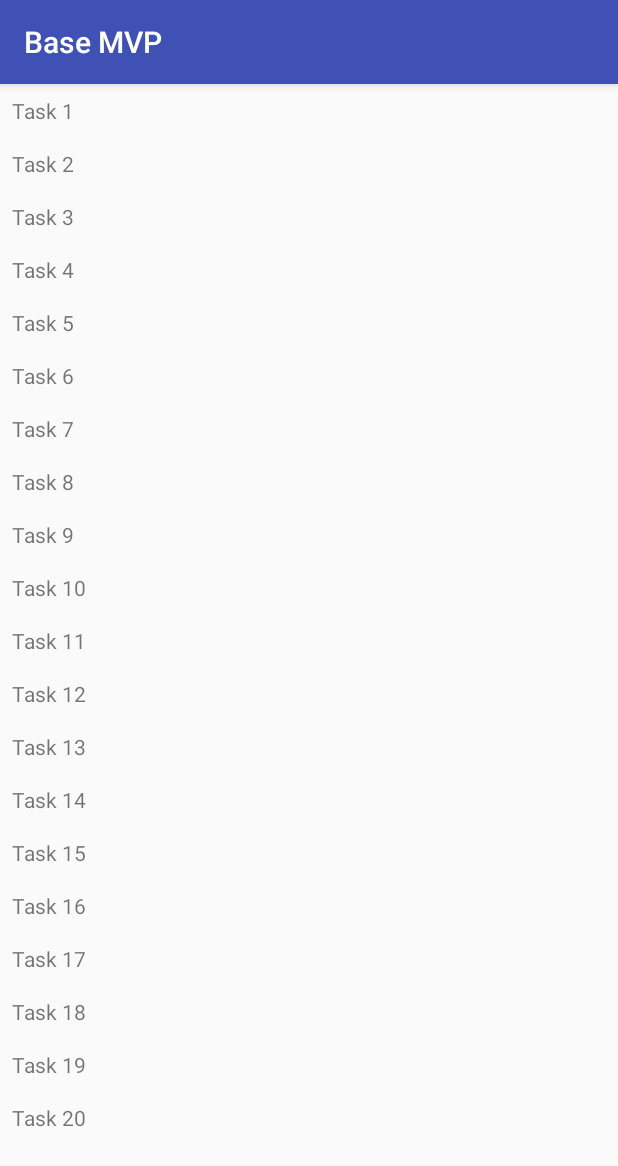
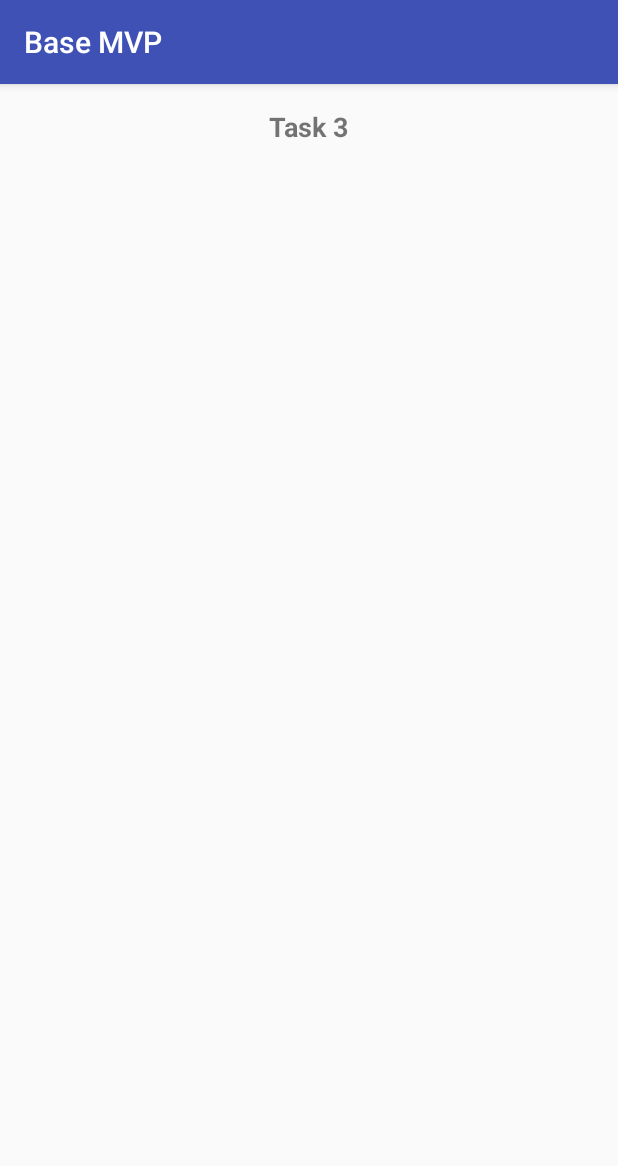
Before and after one commit to JulienArzul/BaseMVP, an Android app: the screen it shows after launch (TaskListActivity before the commit, TaskDetailsActivity after it), after a tap on an icon or button, on a phone screen of 412 x 824 dp. Shown: the top 1166 px of the screen. Run offline under Robolectric (Android 15) with nearby library versions, the phone set to English and light mode, and no system bars.

Commit message:
Feat:(Task Details) Added task details screen -- as a Fragment

```diff
--- a/sample/src/main/AndroidManifest.xml
+++ b/sample/src/main/AndroidManifest.xml
@@ -16,6 +16,9 @@
             </intent-filter>
         </activity>
 
+        <activity android:name=".taskDetails.TaskDetailsActivity">
+        </activity>
+
     </application>
 
 </manifest>
--- a/sample/src/main/java/com/julienarzul/basemvp/sample/model/Task.java
+++ b/sample/src/main/java/com/julienarzul/basemvp/sample/model/Task.java
@@ -1,13 +1,26 @@
 package com.julienarzul.basemvp.sample.model;
+
+import android.os.Parcel;
+import android.os.Parcelable;
 
 /**
  * Copyright @ Julien Arzul 2016
  */
 
-public class Task {
+public class Task implements Parcelable {
 
+    public static final Creator<Task> CREATOR = new Creator<Task>() {
+        @Override
+        public Task createFromParcel(Parcel in) {
+            return new Task(in);
+        }
+
+        @Override
+        public Task[] newArray(int size) {
+            return new Task[size];
+        }
+    };
     private final int taskId;
-
     private final String taskDescription;
 
     public Task(int taskId, String taskDescription) {
@@ -15,7 +28,23 @@ public class Task {
         this.taskDescription = taskDescription;
     }
 
+    private Task(Parcel in) {
+        this.taskId = in.readInt();
+        this.taskDescription = in.readString();
+    }
+
     public String taskDescription() {
         return taskDescription;
     }
+
+    @Override
+    public int describeContents() {
+        return 0;
+    }
+
+    @Override
+    public void writeToParcel(Parcel dest, int flags) {
+        dest.writeInt(this.taskId);
+        dest.writeString(this.taskDescription);
+    }
 }
--- /dev/null
+++ b/sample/src/main/java/com/julienarzul/basemvp/sample/taskDetails/TaskDetailsActivity.java
@@ -0,0 +1,48 @@
+package com.julienarzul.basemvp.sample.taskDetails;
+
+import android.content.Context;
+import android.content.Intent;
+import android.os.Bundle;
+import android.support.annotation.NonNull;
+import android.support.annotation.Nullable;
+import android.support.v7.app.AppCompatActivity;
+
+import com.julienarzul.basemvp.sample.R;
+import com.julienarzul.basemvp.sample.model.Task;
+
+/**
+ * Copyright @ Julien Arzul 2017
+ */
+
+public class TaskDetailsActivity extends AppCompatActivity {
+
+    private static final String TASK_EXTRA_KEY = "com.julienarzul.basemvp.sample.taskDetails.TaskDetailsActivity.task";
+
+    public static Intent getStartingIntent(Context context, @NonNull Task task) {
+        Intent intent = new Intent(context, TaskDetailsActivity.class);
+
+        intent.putExtra(TASK_EXTRA_KEY, task);
+
+        return intent;
+    }
+
+    @Override
+    protected void onCreate(@Nullable Bundle savedInstanceState) {
+        super.onCreate(savedInstanceState);
+
+        this.setContentView(R.layout.activity_task_details);
+
+        if (savedInstanceState == null) {
+            Intent intent = this.getIntent();
+            if (intent.hasExtra(TASK_EXTRA_KEY)) {
+                Task task = intent.getParcelableExtra(TASK_EXTRA_KEY);
+
+                this.getSupportFragmentManager().beginTransaction()
+                        .add(R.id.task_details_container, TaskDetailsFragment.newInstance(task))
+                        .commit();
+            } else {
+                throw new IllegalArgumentException("Activity must be started with a task!");
+            }
+        }
+    }
+}
--- /dev/null
+++ b/sample/src/main/java/com/julienarzul/basemvp/sample/taskDetails/TaskDetailsContract.java
@@ -0,0 +1,18 @@
+package com.julienarzul.basemvp.sample.taskDetails;
+
+import com.julienarzul.basemvp.MvpContract;
+
+/**
+ * Copyright @ Julien Arzul 2017
+ */
+
+interface TaskDetailsContract {
+
+    interface View extends MvpContract.View {
+
+    }
+
+    interface Presenter extends MvpContract.Presenter<View> {
+
+    }
+}
--- /dev/null
+++ b/sample/src/main/java/com/julienarzul/basemvp/sample/taskDetails/TaskDetailsFragment.java
@@ -0,0 +1,59 @@
+package com.julienarzul.basemvp.sample.taskDetails;
+
+import android.os.Bundle;
+import android.support.annotation.Nullable;
+import android.view.LayoutInflater;
+import android.view.View;
+import android.view.ViewGroup;
+import android.widget.TextView;
+
+import com.julienarzul.basemvp.MvpFragment;
+import com.julienarzul.basemvp.sample.R;
+import com.julienarzul.basemvp.sample.model.Task;
+
+/**
+ * Created by Julien Arzul on 7/2/17.
+ * Copyright @ ZenPark 2017
+ */
+
+public class TaskDetailsFragment extends MvpFragment<TaskDetailsContract.Presenter> implements TaskDetailsContract.View {
+
+    private static final String TASK_BUNDLE_KEY = "com.julienarzul.basemvp.sample.taskDetails.TaskDetailsFragment.task";
+
+    public static TaskDetailsFragment newInstance(Task task) {
+        Bundle args = new Bundle();
+        args.putParcelable(TASK_BUNDLE_KEY, task);
+
+        TaskDetailsFragment fragment = new TaskDetailsFragment();
+        fragment.setArguments(args);
+        return fragment;
+    }
+
+    @Override
+    protected TaskDetailsContract.Presenter createPresenter() {
+        return new TaskDetailsPresenter();
+    }
+
+    @Override
+    public void onViewCreated(View view, @Nullable Bundle savedInstanceState) {
+        super.onViewCreated(view, savedInstanceState);
+
+        Bundle arguments = this.getArguments();
+        if (arguments.containsKey(TASK_BUNDLE_KEY)) {
+            Task task = arguments.getParcelable(TASK_BUNDLE_KEY);
+
+            if (task != null) {
+                TextView taskDescriptionTextView = (TextView) view.findViewById(R.id.task_details_task_description_textview);
+                taskDescriptionTextView.setText(task.taskDescription());
+            }
+        } else {
+            throw new IllegalArgumentException("Fragment must be created with a task!");
+        }
+    }
+
+    @Nullable
+    @Override
+    public View onCreateView(LayoutInflater inflater, @Nullable ViewGroup container, @Nullable Bundle savedInstanceState) {
+        return inflater.inflate(R.layout.fragment_task_details, container, false);
+    }
+}
--- /dev/null
+++ b/sample/src/main/java/com/julienarzul/basemvp/sample/taskDetails/TaskDetailsPresenter.java
@@ -0,0 +1,11 @@
+package com.julienarzul.basemvp.sample.taskDetails;
+
+import com.julienarzul.basemvp.BasePresenter;
+
+/**
+ * Copyright @ Julien Arzul 2017
+ */
+
+class TaskDetailsPresenter extends BasePresenter<TaskDetailsContract.View> implements TaskDetailsContract.Presenter {
+
+}
--- a/sample/src/main/java/com/julienarzul/basemvp/sample/taskList/TaskListActivity.java
+++ b/sample/src/main/java/com/julienarzul/basemvp/sample/taskList/TaskListActivity.java
@@ -9,6 +9,7 @@ import com.julienarzul.basemvp.MvpActivity;
 import com.julienarzul.basemvp.sample.R;
 import com.julienarzul.basemvp.sample.datasource.DatasourceFactory;
 import com.julienarzul.basemvp.sample.model.Task;
+import com.julienarzul.basemvp.sample.taskDetails.TaskDetailsActivity;
 
 import java.util.List;
 
@@ -51,6 +52,6 @@ public class TaskListActivity extends MvpActivity<TaskListContract.Presenter> im
 
     @Override
     public void launchTaskDetailsScreen(Task task) {
-        // TODO: Open task details
+        this.startActivity(TaskDetailsActivity.getStartingIntent(this.getApplicationContext(), task));
     }
 }
--- /dev/null
+++ b/sample/src/main/res/layout/activity_task_details.xml
@@ -0,0 +1,7 @@
+<?xml version="1.0" encoding="utf-8"?>
+<FrameLayout xmlns:android="http://schemas.android.com/apk/res/android"
+             android:id="@+id/task_details_container"
+             android:layout_width="match_parent"
+             android:layout_height="match_parent">
+
+</FrameLayout>
--- /dev/null
+++ b/sample/src/main/res/layout/fragment_task_details.xml
@@ -0,0 +1,19 @@
+<?xml version="1.0" encoding="utf-8"?>
+<LinearLayout xmlns:android="http://schemas.android.com/apk/res/android"
+              xmlns:tools="http://schemas.android.com/tools"
+              android:layout_width="match_parent"
+              android:layout_height="match_parent"
+              android:orientation="vertical">
+
+    <TextView
+        android:id="@+id/task_details_task_description_textview"
+        android:layout_width="wrap_content"
+        android:layout_height="wrap_content"
+        android:layout_gravity="center_horizontal"
+        android:layout_marginTop="16dp"
+        android:gravity="center_horizontal"
+        android:textSize="18sp"
+        android:textStyle="bold"
+        tools:text="Ma tache"/>
+
+</LinearLayout>
```
